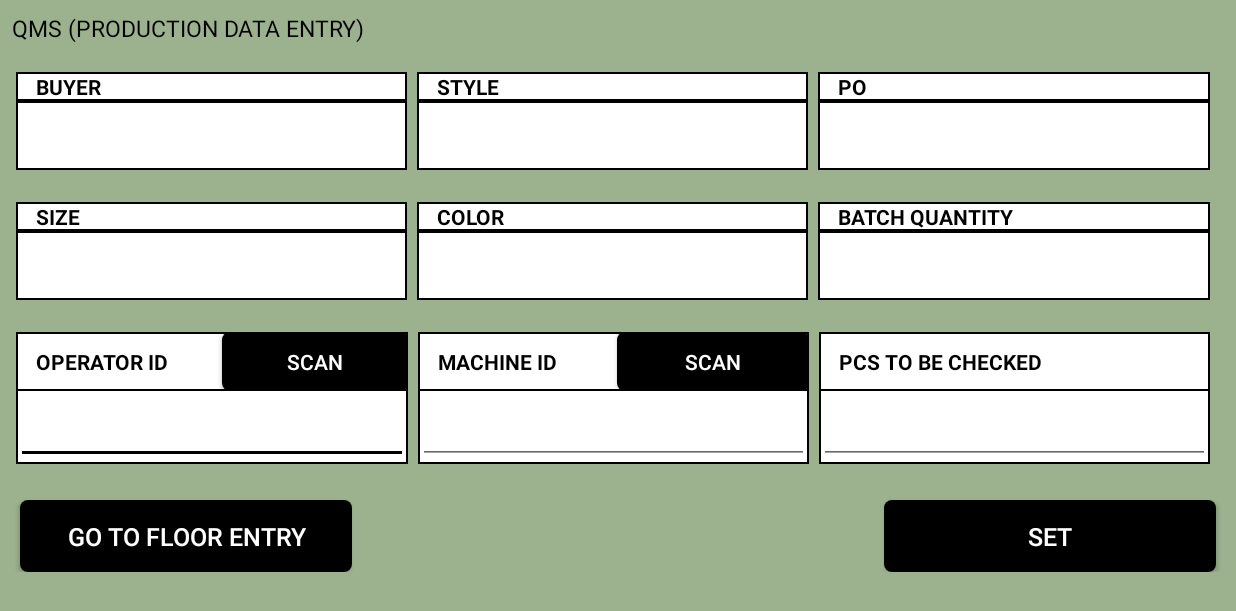
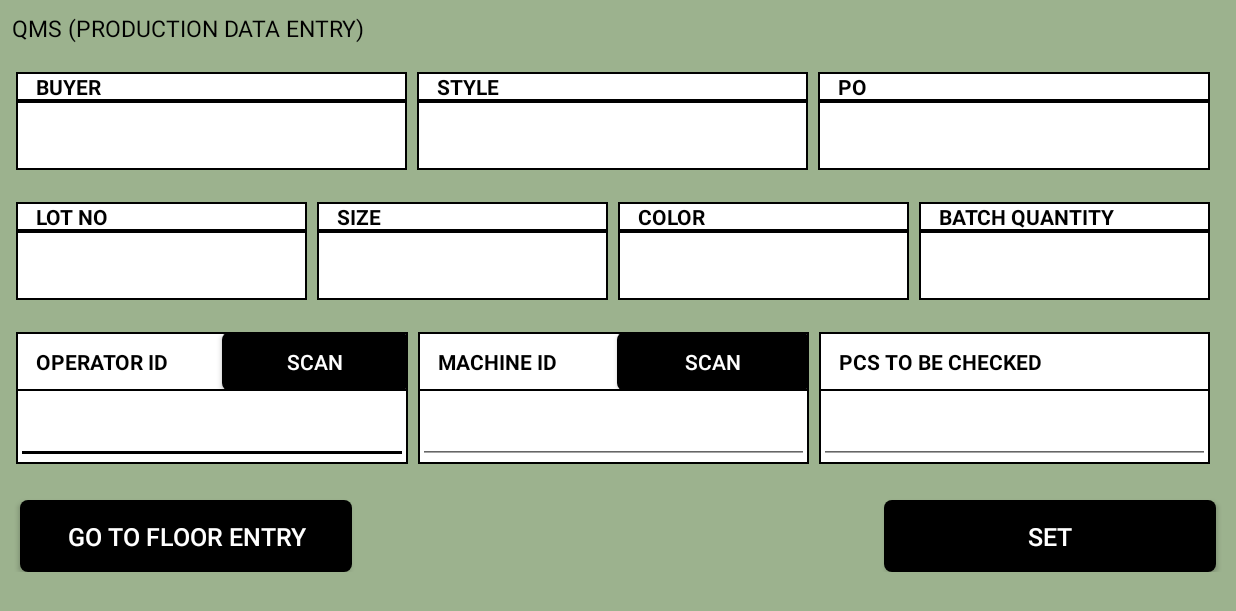
Before and after one commit to sarkerrabi/QMS-Kniting-Full-Version, an Android app: the ProductionEntryActivity screen opened directly, with no data from a screen before it, on a phone screen of 824 x 412 dp (held sideways). Shown: the top 611 px of the screen. Run offline under Robolectric (Android 15) with nearby library versions, the phone set to English and light mode, and no system bars; our stand-ins replace ButterKnife, sdp/ssp sizes; libraries missing offline, so code that uses them is left out: com.google.zxing.integration, com.novoda.merlin; 5 statements that could not run were skipped.

Commit message:
Lot No design added and backend added

```diff
--- a/QMSKnitingApplication/app/src/main/java/com/sqgc/qmsendlineapplication/ProductionEntryActivity.java
+++ b/QMSKnitingApplication/app/src/main/java/com/sqgc/qmsendlineapplication/ProductionEntryActivity.java
@@ -58,6 +58,8 @@ public class ProductionEntryActivity extends AppCompatActivity implements Produc
     EditText pcTobeChecked;
     @BindView(R.id.tv_batch_qty)
     TextView tvBatchQty;
+    @BindView(R.id.tv_lot_no)
+    TextView tvLotNo;
 
     //cached obj
     GarmentsBundleSettings garmentsBundleSettings;
@@ -152,6 +154,7 @@ public class ProductionEntryActivity extends AppCompatActivity implements Produc
         garmentsBundleSettings.setMachineID(String.valueOf(barcodeAPIDataModel.getMachineId()));
 
         //server lot no
+        tvLotNo.setText(String.valueOf(barcodeAPIDataModel.getLotNo()));
         garmentsBundleSettings.setServerLotNo(String.valueOf(barcodeAPIDataModel.getLotNo()));
 
 
--- a/QMSKnitingApplication/app/src/main/res/layout/activity_production_entry.xml
+++ b/QMSKnitingApplication/app/src/main/res/layout/activity_production_entry.xml
@@ -154,6 +154,40 @@
                 android:orientation="horizontal"
                 android:padding="@dimen/_8sdp"
                 android:visibility="visible">
+
+                <LinearLayout
+                    android:layout_width="0dp"
+                    android:layout_height="match_parent"
+                    android:layout_marginRight="@dimen/_5sdp"
+                    android:layout_weight="1"
+                    android:orientation="vertical"
+                    android:visibility="visible">
+
+                    <TextView
+                        android:layout_width="match_parent"
+                        android:layout_height="wrap_content"
+                        android:background="@drawable/spinner_bg"
+                        android:paddingLeft="@dimen/_10sdp"
+                        android:paddingRight="@dimen/_10sdp"
+                        android:text="LOT NO"
+                        android:textColor="@color/color_black"
+                        android:textStyle="bold" />
+
+                    <LinearLayout
+                        android:layout_width="match_parent"
+                        android:layout_height="match_parent"
+                        android:layout_weight="1"
+                        android:background="@drawable/spinner_bg"
+                        android:padding="@dimen/_10sdp">
+
+                        <TextView
+                            android:id="@+id/tv_lot_no"
+                            android:layout_width="0dp"
+                            android:layout_height="match_parent"
+                            android:layout_weight="1" />
+                    </LinearLayout>
+
+                </LinearLayout>
 
                 <LinearLayout
                     android:layout_width="0dp"
```
